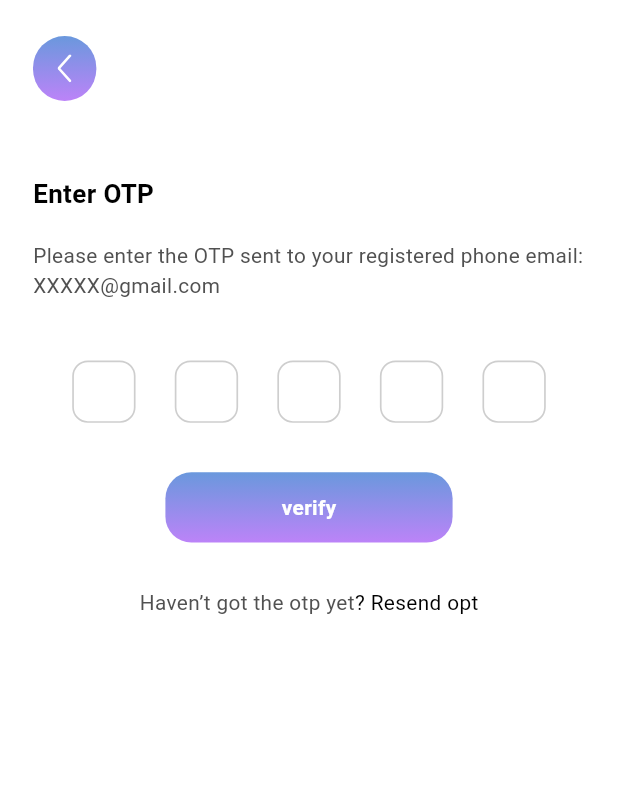
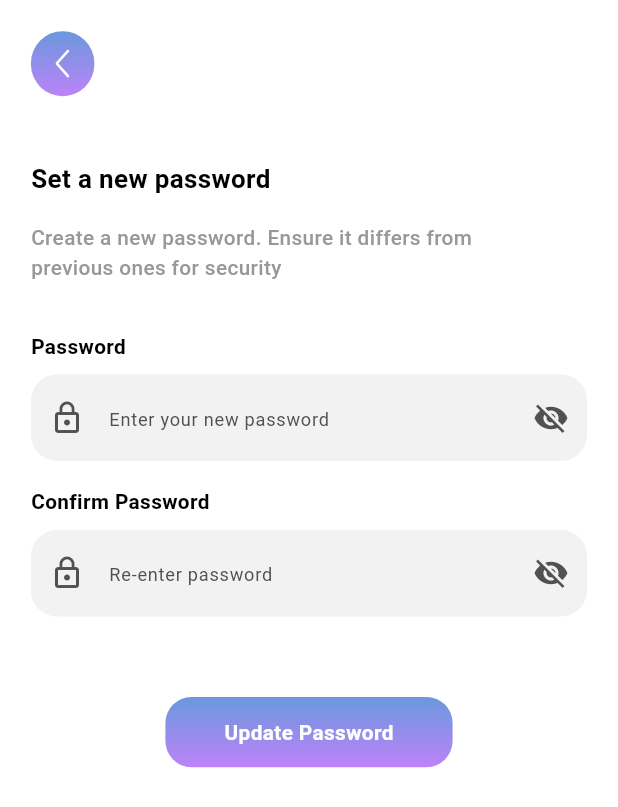
Before and after one commit to AYAEMAD0/graduation_project, a Flutter app: the first screen one second after launch, on a phone screen of 412 x 824 dp. Shown: the top 807 px of the screen. Run offline on Flutter 3.47's test engine with Material 3 defaults, Android fonts, the phone set to English and light mode, and no system bars; our stand-ins replace animated_splash_screen, flutter_bloc, flutter_screenutil, flutter_svg, get_it, google_fonts and 2 more.

Commit message:
feat: implement for new password ui

```diff
--- a/lib/core/theme/app_color.dart
+++ b/lib/core/theme/app_color.dart
@@ -7,6 +7,7 @@ class AppColor {
   static const Color whiteDarkColor= Color(0xFFF2F2F2);
   static const Color blackColor = Color(0xff000000);
   static const Color grayLightColor = Color(0xffD9D9D9);
+  static const Color grayMediumColor = Color(0xff989898);
   static const Color grayColor = Color(0xff515151);
   static const Color grayDarkColor = Color(0xff282828);
   static const Color transparentColor = Colors.transparent;
--- a/lib/core/theme/app_style.dart
+++ b/lib/core/theme/app_style.dart
@@ -89,10 +89,23 @@ class AppStyle {
     fontWeight: FontWeightHelper.bold,
   );
 
-    static final TextStyle font20BlackBold = GoogleFonts.roboto(
+    static final TextStyle font20BlackSemiBold = GoogleFonts.roboto(
     fontSize: 20.sp,
     color: AppColor.blackColor,
     fontWeight: FontWeightHelper.semiBold,
 
   );
+  static final TextStyle font16GrayMediumMedium = GoogleFonts.roboto(
+    fontSize: 16.sp,
+    color: AppColor.grayMediumColor,
+    fontWeight: FontWeightHelper.medium,
+
+  );
+  static final TextStyle font16BlackSemiBold= GoogleFonts.roboto(
+    fontSize: 16.sp,
+    color: AppColor.blackColor,
+    fontWeight: FontWeightHelper.semiBold,
+
+  );
+
 }
--- a/lib/features/auth/presentation/screen/forgot/view/forgot_otp.dart
+++ b/lib/features/auth/presentation/screen/forgot/view/forgot_otp.dart
@@ -1,4 +1,5 @@
 import 'package:flutter/material.dart';
+import 'package:flutter_screenutil/flutter_screenutil.dart';
 import 'package:mock_mate_ai/core/theme/app_style.dart';
 import 'package:mock_mate_ai/core/widget/arrow_button.dart';
 import 'package:mock_mate_ai/core/widget/custom_button.dart';
@@ -12,25 +13,25 @@ class ForgotOtp extends StatelessWidget {
     return SafeArea(
       child: Scaffold(
         body: Padding(
-          padding: const EdgeInsets.symmetric(horizontal: 22.0, vertical: 24.0),
+          padding:  EdgeInsets.symmetric(horizontal: 22.0.w, vertical: 24.0.h),
           child: Column(
             crossAxisAlignment: CrossAxisAlignment.start,
             children: [
               ArrowButton(),
-              SizedBox(height: 50),
-              Text("Enter OTP", style: AppStyle.font20BlackBold),
-              SizedBox(height: 18),
+              SizedBox(height: 50.h),
+              Text("Enter OTP", style: AppStyle.font20BlackSemiBold),
+              SizedBox(height: 18.h),
               Text(
                 "Please enter the OTP sent to your registered phone email: XXXXX@gmail.com",
                 style: AppStyle.font16GrayRegular,
               ),
-              SizedBox(height: 40),
+              SizedBox(height: 40.h),
               OtpFields(otpLength: 5),
-              SizedBox(height: 33),
+              SizedBox(height: 33.h),
               Center(
                 child: CustomButton(text: "verify", onPressed: () {}),
               ),
-              SizedBox(height: 30),
+              SizedBox(height: 30.h),
               Center(
                 child: Row(
                   mainAxisAlignment: MainAxisAlignment.center,
--- /dev/null
+++ b/lib/features/auth/presentation/screen/forgot/view/new_password.dart
@@ -0,0 +1,68 @@
+import 'package:flutter/material.dart';
+import 'package:flutter_screenutil/flutter_screenutil.dart';
+import 'package:mock_mate_ai/core/theme/app_style.dart';
+import 'package:mock_mate_ai/core/widget/custom_button.dart';
+import 'package:mock_mate_ai/core/widget/custom_text_field.dart';
+import '../../../../../../core/widget/arrow_button.dart';
+
+
+class NewPassword extends StatelessWidget {
+  const NewPassword({super.key});
+
+  @override
+  Widget build(BuildContext context) {
+    return Scaffold(
+      body: SafeArea(
+        child: Padding(
+          padding: EdgeInsets.symmetric(vertical: 24.h,horizontal: 22.w),
+          child: Column(
+            children: [
+              Column(
+                crossAxisAlignment: CrossAxisAlignment.start,
+                children: [
+                  ArrowButton(),
+                  SizedBox(height: 50.h),
+                  Text("Set a new password", style: AppStyle.font20BlackSemiBold),
+                  SizedBox(height: 18.h),
+                  Text(
+                    "Create a new password. Ensure it differs from \nprevious ones for security",
+                    style: AppStyle.font16GrayMediumMedium,
+                  ),
+                  SizedBox(height: 38.h),
+
+                  Text("Password",style: AppStyle.font16BlackSemiBold,),
+                  SizedBox(height: 10.h),
+                  CustomTextField(
+                    hint: "Enter your new password",
+                    prefixIcon: Icons.lock_outline,
+                    suffixIcon: Icons.visibility_off,
+                    obscure: true,
+                  ),
+
+                  SizedBox(height: 20.h),
+
+                  Text("Confirm Password",style: AppStyle.font16BlackSemiBold,),
+                  SizedBox(height: 10.h),
+                  CustomTextField(
+                    hint: "Re-enter password",
+                    prefixIcon: Icons.lock_outline,
+                    suffixIcon: Icons.visibility_off,
+                    obscure: true,
+                  ),
+                ],
+              ),
+                  SizedBox(height: 62.h),
+                  CustomButton(
+                    text: "Update Password",
+                    onPressed: () {
+                      // Handle Update Password button press
+                    },
+                  ),
+
+            ],
+          ),
+        ),
+      ),
+    );
+  }
+}
--- a/lib/features/auth/presentation/screen/forgot/view/reset_password.dart
+++ b/lib/features/auth/presentation/screen/forgot/view/reset_password.dart
@@ -17,7 +17,7 @@ class ResetPassword extends StatelessWidget {
             children: [
               ArrowButton(),
               SizedBox(height: 50),
-              Text("Password reset", style: AppStyle.font20BlackBold),
+              Text("Password reset", style: AppStyle.font20BlackSemiBold),
               SizedBox(height: 18),
               Text(
                 "Your password has been successfully reset. click confirm to set a new password",
--- a/lib/main.dart
+++ b/lib/main.dart
@@ -1,6 +1,7 @@
 import 'package:flutter/material.dart';
 import 'package:flutter_bloc/flutter_bloc.dart';
 import 'package:flutter_screenutil/flutter_screenutil.dart';
+import 'package:mock_mate_ai/features/auth/presentation/screen/forgot/view/new_password.dart';
 import 'core/config/di.dart';
 import 'core/config/my_bloc_observer.dart';
 import 'core/helper/shared_check_helper.dart';
@@ -28,8 +29,9 @@ class MyApp extends StatelessWidget {
         return MaterialApp(
           debugShowCheckedModeBanner: false,
           theme: AppTheme.theme,
-          initialRoute: AppRoutes.forgotOtp,
-          routes: AppRouter.routes,
+          // initialRoute: AppRoutes.forgotOtp,
+          // routes: AppRouter.routes,
+          home: NewPassword(),
         );
       },
     );
```
